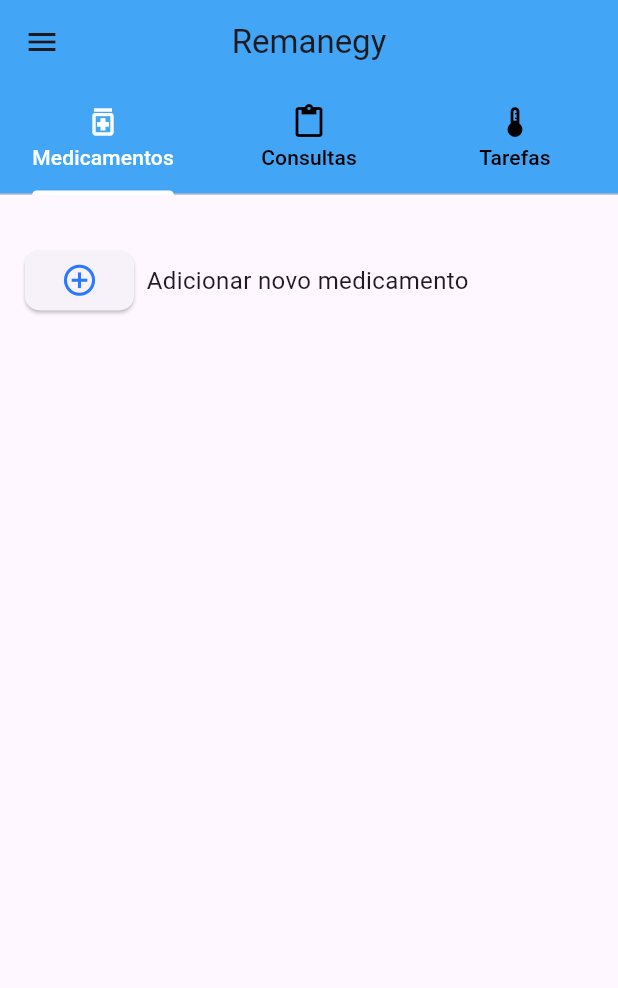
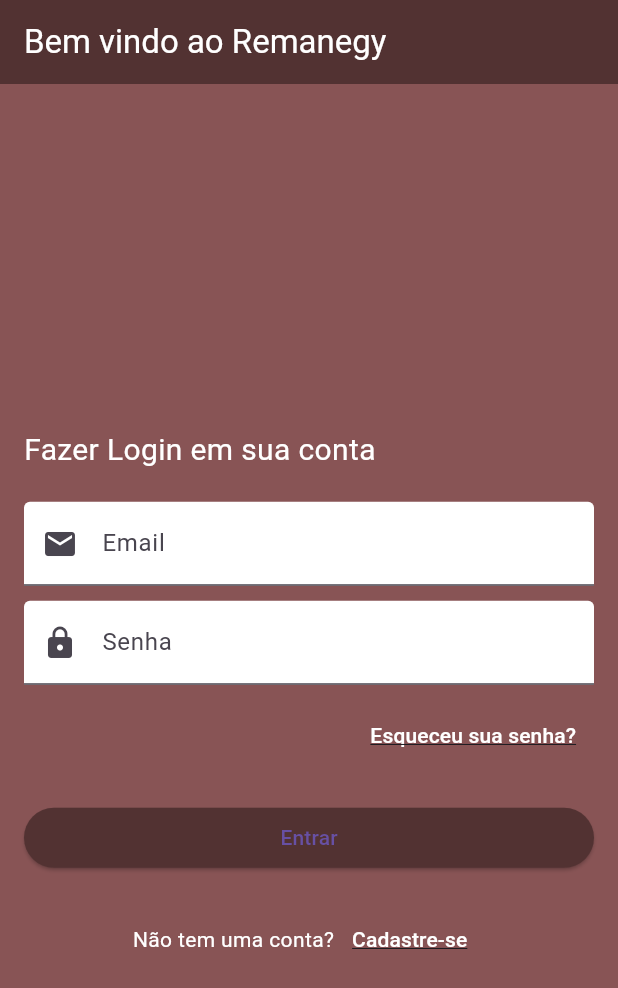
Before and after one commit to julimeimei/projeto_mobile_2024, a Flutter app: the screen it shows after launch, on a phone screen of 412 x 824 dp. Shown: the top 988 px of the screen. Run offline on Flutter 3.47's test engine with Material 3 defaults, Android fonts, the phone set to English and light mode, and no system bars; our stand-ins replace firebase_auth, firebase_core, firebase_database, image_picker, sizer; accounts and stored records are empty.

Commit message:
add Implementação inicial de Cadastro/Login

```diff
--- a/lib/constant/constant.dart
+++ b/lib/constant/constant.dart
@@ -1,3 +1,7 @@
+import 'package:firebase_auth/firebase_auth.dart';
+import 'package:firebase_database/firebase_database.dart';
 import 'package:image_picker/image_picker.dart';
 
 final imagePicker = ImagePicker();
+FirebaseAuth auth = FirebaseAuth.instance;
+DatabaseReference realTimeDatabaseRef = FirebaseDatabase.instance.ref();
--- a/lib/main.dart
+++ b/lib/main.dart
@@ -1,13 +1,20 @@
+import 'package:firebase_core/firebase_core.dart';
 import 'package:flutter/material.dart';
+import 'package:projeto_mobile/firebase_options.dart';
 import 'package:projeto_mobile/provider/historyMedProvider.dart';
 import 'package:projeto_mobile/provider/medicationProvider.dart';
+import 'package:projeto_mobile/view/authScreens/signInLogicScreen.dart';
 import 'package:projeto_mobile/view/historyScreen.dart';
 import 'package:projeto_mobile/view/mainScreen.dart';
 import 'package:projeto_mobile/view/medicationDetailsScreen.dart';
 import 'package:provider/provider.dart';
 import 'package:sizer/sizer.dart';
 
-void main() {
+Future main() async{
+  WidgetsFlutterBinding.ensureInitialized();
+  await Firebase.initializeApp(
+    options: DefaultFirebaseOptions.currentPlatform,
+);
   runApp(MultiProvider(
     providers: [
       ChangeNotifierProvider(create: (context) => HistoryMedicationProvider()),
@@ -25,7 +32,7 @@
     return Sizer(
       builder: (context, orientation, screenType) {
         return MaterialApp(
-          home: MainScreen(),
+          home: SignInLogicScreen(),
           debugShowCheckedModeBanner: false,
         );
       },
--- /dev/null
+++ b/lib/view/authScreens/loginScreen.dart
@@ -0,0 +1,141 @@
+import 'package:firebase_auth/firebase_auth.dart';
+import 'package:flutter/material.dart';
+import 'package:projeto_mobile/constant/constant.dart';
+import 'package:projeto_mobile/view/authScreens/registerScreen.dart';
+import 'package:projeto_mobile/view/mainScreen.dart';
+
+class LoginScreen extends StatefulWidget {
+  const LoginScreen({Key? key}) : super(key: key);
+
+  @override
+  _LoginScreenState createState() => _LoginScreenState();
+}
+
+class _LoginScreenState extends State<LoginScreen> {
+  final TextEditingController _emailController = TextEditingController();
+  final TextEditingController _passwordController = TextEditingController();
+
+  void _login(BuildContext context) async {
+    try {
+      // ignore: unused_local_variable
+      UserCredential userCredential = await auth.signInWithEmailAndPassword(
+        email: _emailController.text.trim(),
+        password: _passwordController.text.trim(),
+      );
+      // Login bem-sucedido, navegar para a tela inicial
+      Navigator.pushReplacement(
+        context,
+        MaterialPageRoute(builder: (context) => MainScreen()),
+      );
+    } catch (e) {
+      print('Erro de login: $e');
+      // Exibir mensagem de erro
+      ScaffoldMessenger.of(context).showSnackBar(
+        SnackBar(
+            content: Text('Erro ao fazer login. Verifique suas credenciais.')),
+      );
+    }
+  }
+
+  void _forgotPassword(BuildContext context) {
+    // Ação para recuperar senha
+    print("Esqueceu sua senha?");
+  }
+
+  @override
+  Widget build(BuildContext context) {
+    return SafeArea(
+      child: Scaffold(
+        resizeToAvoidBottomInset: true,
+        appBar: AppBar(
+          backgroundColor: Color(0xFF523232),
+          title: const Text(
+            'Bem vindo ao Remanegy',
+            style: TextStyle(color: Colors.white),
+          ),
+        ),
+        body: SingleChildScrollView(
+          child: Container(
+            height: MediaQuery.of(context).size.height,
+            color: const Color(0xFF885455),
+            padding: const EdgeInsets.all(16.0),
+            child: Column(
+              mainAxisAlignment: MainAxisAlignment.center,
+              crossAxisAlignment: CrossAxisAlignment.stretch,
+              children: [
+                const Text(
+                  'Fazer Login em sua conta',
+                  style: TextStyle(fontSize: 20.0, color: Colors.white),
+                ),
+                const SizedBox(height: 20.0),
+                TextFormField(
+                  controller: _emailController,
+                  decoration: const InputDecoration(
+                    labelText: 'Email',
+                    prefixIcon: Icon(Icons.email),
+                    filled: true,
+                    fillColor: Colors.white,
+                  ),
+                ),
+                const SizedBox(height: 10.0),
+                TextFormField(
+                  controller: _passwordController,
+                  obscureText: true,
+                  decoration: InputDecoration(
+                    labelText: 'Senha',
+                    prefixIcon: const Icon(Icons.lock),
+                    filled: true,
+                    fillColor: Colors.white,
+                  ),
+                ),
+                const SizedBox(height: 10.0),
+                Align(
+                  alignment: Alignment.centerRight,
+                  child: TextButton(
+                    onPressed: () => _forgotPassword(context),
+                    child: const Text('Esqueceu sua senha?',
+                        style: TextStyle(
+                            color: Colors.white,
+                            decoration: TextDecoration.underline)),
+                  ),
+                ),
+                const SizedBox(height: 20.0),
+                ElevatedButton(
+                  onPressed: () {
+                    // Chama o método para verificar o login
+                    _login(context);
+                  },
+                  style: ElevatedButton.styleFrom(
+                    backgroundColor: const Color(0xFF523232),
+                  ),
+                  child: const Text('Entrar'),
+                ),
+                const SizedBox(height: 20.0),
+                Row(
+                  mainAxisAlignment: MainAxisAlignment.center,
+                  children: [
+                    const Text('Não tem uma conta?',
+                        style: TextStyle(color: Colors.white)),
+                    TextButton(
+                      onPressed: () {
+                        Navigator.push(
+                          context,
+                          MaterialPageRoute(
+                              builder: (context) => const Register()),
+                        );
+                      },
+                      child: const Text('Cadastre-se',
+                          style: TextStyle(
+                              color: Colors.white,
+                              decoration: TextDecoration.underline)),
+                    ),
+                  ],
+                ),
+              ],
+            ),
+          ),
+        ),
+      ),
+    );
+  }
+}
--- a/pubspec.yaml
+++ b/pubspec.yaml
@@ -7,6 +7,9 @@
   sdk: ^3.5.3
 
 dependencies:
+  firebase_auth: ^5.3.4
+  firebase_core: ^3.8.1
+  firebase_database: ^11.2.0
   flutter:
     sdk: flutter
   google_fonts: ^6.2.1
```
Also changed, not shown: lib/model/userModel.dart (added, +34 -0 lines), lib/services/authService.dart (added, +74 -0 lines), lib/view/authScreens/registerScreen.dart (added, +208 -0 lines), lib/view/authScreens/signInLogicScreen.dart (added, +31 -0 lines), firebase.json (added), lib/firebase_options.dart (added), 6 other files.
